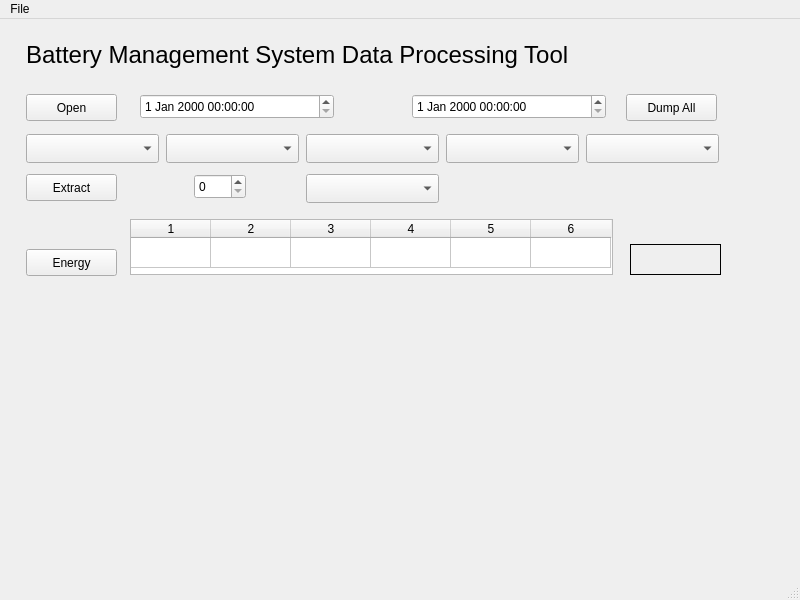
Qt form data-processing/data-processing-main.ui (dmsherazi/Battery-Management-System) before a commit.
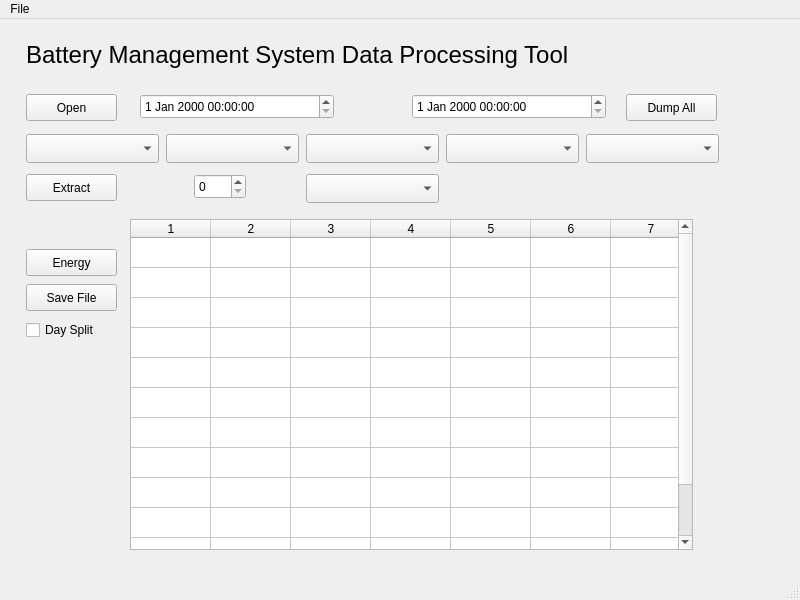
The same form after that commit.

Commit message: Data processing: additional GUI features as basis for expansion.

```diff
--- a/data-processing/data-processing-main.ui
+++ b/data-processing/data-processing-main.ui
@@ -177,12 +177,12 @@
      <rect>
       <x>130</x>
       <y>200</y>
-      <width>483</width>
-      <height>56</height>
+      <width>563</width>
+      <height>331</height>
      </rect>
     </property>
     <property name="verticalScrollBarPolicy">
-     <enum>Qt::ScrollBarAlwaysOff</enum>
+     <enum>Qt::ScrollBarAsNeeded</enum>
     </property>
     <property name="horizontalScrollBarPolicy">
      <enum>Qt::ScrollBarAlwaysOff</enum>
@@ -191,10 +191,10 @@
      <bool>false</bool>
     </property>
     <property name="rowCount">
-     <number>1</number>
+     <number>12</number>
     </property>
     <property name="columnCount">
-     <number>6</number>
+     <number>7</number>
     </property>
     <attribute name="horizontalHeaderDefaultSectionSize">
      <number>80</number>
@@ -203,47 +203,24 @@
      <bool>false</bool>
     </attribute>
     <row/>
+    <row/>
+    <row/>
+    <row/>
+    <row/>
+    <row/>
+    <row/>
+    <row/>
+    <row/>
+    <row/>
+    <row/>
+    <row/>
     <column/>
     <column/>
     <column/>
     <column/>
     <column/>
     <column/>
-   </widget>
-   <widget class="QLabel" name="energyBalance">
-    <property name="geometry">
-     <rect>
-      <x>630</x>
-      <y>225</y>
-      <width>91</width>
-      <height>31</height>
-     </rect>
-    </property>
-    <property name="font">
-     <font>
-      <pointsize>12</pointsize>
-      <weight>75</weight>
-      <bold>true</bold>
-     </font>
-    </property>
-    <property name="frameShape">
-     <enum>QFrame::Panel</enum>
-    </property>
-    <property name="frameShadow">
-     <enum>QFrame::Plain</enum>
-    </property>
-    <property name="lineWidth">
-     <number>1</number>
-    </property>
-    <property name="text">
-     <string/>
-    </property>
-    <property name="textFormat">
-     <enum>Qt::PlainText</enum>
-    </property>
-    <property name="alignment">
-     <set>Qt::AlignCenter</set>
-    </property>
+    <column/>
    </widget>
    <widget class="QComboBox" name="recordType_4">
     <property name="geometry">
@@ -265,6 +242,35 @@
      </rect>
     </property>
    </widget>
+   <widget class="QCheckBox" name="energySplitCheckBox">
+    <property name="geometry">
+     <rect>
+      <x>26</x>
+      <y>300</y>
+      <width>93</width>
+      <height>22</height>
+     </rect>
+    </property>
+    <property name="text">
+     <string>Day Split</string>
+    </property>
+   </widget>
+   <widget class="QPushButton" name="energySaveFile">
+    <property name="geometry">
+     <rect>
+      <x>26</x>
+      <y>265</y>
+      <width>91</width>
+      <height>27</height>
+     </rect>
+    </property>
+    <property name="toolTip">
+     <string>Energy balance (AH) for all batteries and sources over the time interval</string>
+    </property>
+    <property name="text">
+     <string>Save File</string>
+    </property>
+   </widget>
   </widget>
   <widget class="QMenuBar" name="menubar">
    <property name="geometry">
```
The commit also changes 1 other file.
